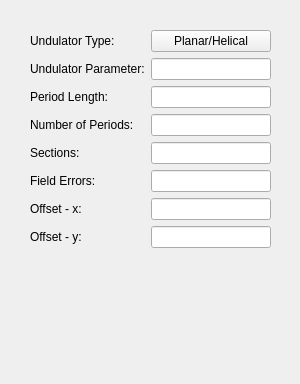
aerosadegh/radtrack, file ui files/genund.ui: the form before one commit.
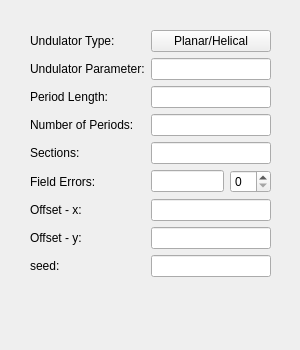
The form after the commit.

The edit to the form file:
```diff
--- a/ui files/genund.ui
+++ b/ui files/genund.ui
@@ -7,7 +7,7 @@
     <x>0</x>
     <y>0</y>
     <width>300</width>
-    <height>384</height>
+    <height>350</height>
    </rect>
   </property>
   <property name="windowTitle">
@@ -19,7 +19,7 @@
      <x>30</x>
      <y>30</y>
      <width>241</width>
-     <height>301</height>
+     <height>271</height>
     </rect>
    </property>
    <layout class="QFormLayout" name="formLayout">
@@ -70,6 +70,16 @@
     <item row="3" column="1">
      <widget class="QLineEdit" name="nwig"/>
     </item>
+    <item row="4" column="0">
+     <widget class="QLabel" name="label_8">
+      <property name="text">
+       <string>Sections:</string>
+      </property>
+     </widget>
+    </item>
+    <item row="4" column="1">
+     <widget class="QLineEdit" name="nsec"/>
+    </item>
     <item row="5" column="0">
      <widget class="QLabel" name="label_5">
       <property name="text">
@@ -84,6 +94,9 @@
       </property>
      </widget>
     </item>
+    <item row="6" column="1">
+     <widget class="QLineEdit" name="awx"/>
+    </item>
     <item row="7" column="0">
      <widget class="QLabel" name="label_7">
       <property name="text">
@@ -91,25 +104,29 @@
       </property>
      </widget>
     </item>
-    <item row="5" column="1">
-     <widget class="QLineEdit" name="delaw"/>
-    </item>
-    <item row="6" column="1">
-     <widget class="QLineEdit" name="awx"/>
-    </item>
     <item row="7" column="1">
      <widget class="QLineEdit" name="awy"/>
     </item>
-    <item row="4" column="0">
-     <widget class="QLabel" name="label_8">
+    <item row="5" column="1">
+     <layout class="QHBoxLayout" name="horizontalLayout">
+      <item>
+       <widget class="QLineEdit" name="delaw"/>
+      </item>
+      <item>
+       <widget class="QSpinBox" name="iertyp"/>
+      </item>
+     </layout>
+    </item>
+    <item row="8" column="1">
+     <widget class="QLineEdit" name="seed"/>
+    </item>
+    <item row="8" column="0">
+     <widget class="QLabel" name="label_9">
       <property name="text">
-       <string>Sections:</string>
+       <string>seed:</string>
       </property>
      </widget>
     </item>
-    <item row="4" column="1">
-     <widget class="QLineEdit" name="nsec"/>
-    </item>
    </layout>
   </widget>
  </widget>
```
